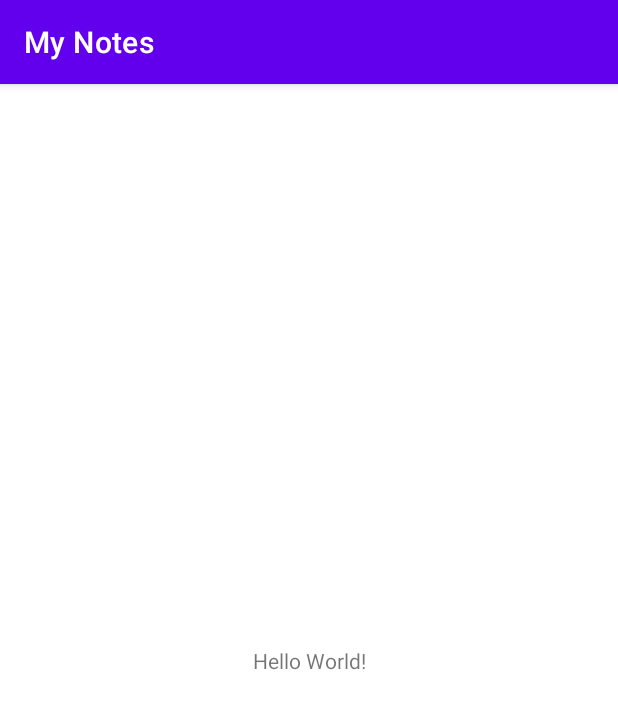
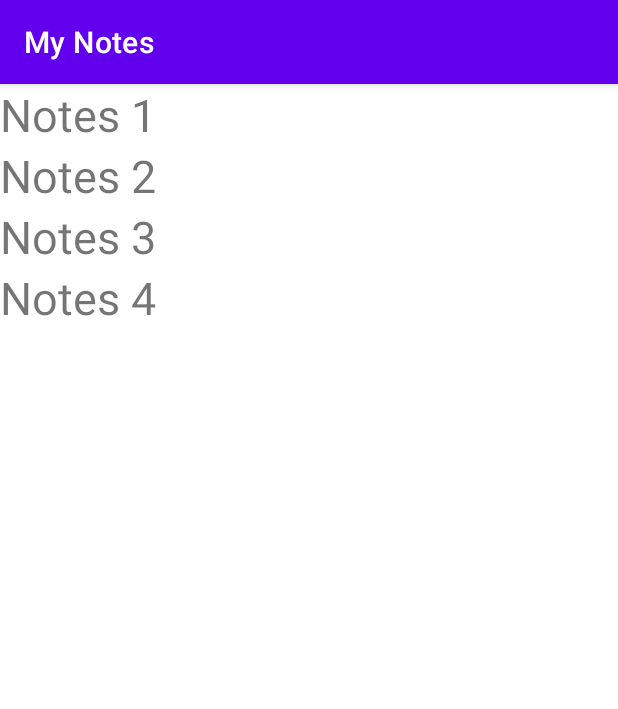
Before and after one commit to doctorjohns/MyNotes, an Android app: the screen it shows after launch (MainActivity), on a phone screen of 412 x 824 dp. Shown: the top 709 px of the screen. Run offline under Robolectric (Android 15) with nearby library versions, the phone set to English and light mode, and no system bars.

Commit message:
add fragments

```diff
--- a/app/build.gradle
+++ b/app/build.gradle
@@ -33,6 +33,8 @@ dependencies {
     implementation 'androidx.appcompat:appcompat:1.2.0'
     implementation 'com.google.android.material:material:1.3.0'
     implementation 'androidx.constraintlayout:constraintlayout:2.0.4'
+    implementation 'androidx.legacy:legacy-support-v4:1.0.0'
+    implementation 'org.jetbrains:annotations:15.0'
     testImplementation 'junit:junit:4.+'
     androidTestImplementation 'androidx.test.ext:junit:1.1.2'
     androidTestImplementation 'androidx.test.espresso:espresso-core:3.3.0'
--- a/app/src/main/AndroidManifest.xml
+++ b/app/src/main/AndroidManifest.xml
@@ -9,6 +9,7 @@
         android:roundIcon="@mipmap/ic_launcher_round"
         android:supportsRtl="true"
         android:theme="@style/Theme.MyNotes">
+        <activity android:name=".NoteContentActivity"></activity>
         <activity android:name=".MainActivity">
             <intent-filter>
                 <action android:name="android.intent.action.MAIN" />
--- /dev/null
+++ b/app/src/main/java/xyz/gudkov/android1/mynotes/NotesFragment.java
@@ -0,0 +1,49 @@
+package xyz.gudkov.android1.mynotes;
+
+import android.content.Intent;
+import android.os.Bundle;
+
+import androidx.fragment.app.Fragment;
+
+import android.view.LayoutInflater;
+import android.view.View;
+import android.view.ViewGroup;
+import android.widget.FrameLayout;
+import android.widget.LinearLayout;
+import android.widget.TextView;
+
+import org.jetbrains.annotations.NotNull;
+import org.jetbrains.annotations.Nullable;
+
+public class NotesFragment extends Fragment {
+    @Override
+    public View onCreateView (LayoutInflater inflater, ViewGroup container, Bundle savedInstanceState) {
+        return inflater.inflate(R.layout.fragment_notes, container, false);
+    }
+    @Override
+    public void onViewCreated (@NotNull View view, @Nullable Bundle savedInstanceState) {
+        super.onViewCreated(view,savedInstanceState);
+        initList(view);
+    }
+
+    private void initList(View view) {
+        LinearLayout layoutView = (LinearLayout)view;
+        String[] notes = getResources().getStringArray(R.array.notes);
+        for (int i = 0; i < notes.length ; i++) {
+            String note = notes[i];
+            TextView tv = new TextView(getContext());
+            tv.setText(note);
+            tv.setTextSize(30);
+            layoutView.addView(tv);
+            final  int fi = i;
+            tv.setOnClickListener(v -> showNoteContent(fi));
+        }
+    }
+
+    private void showNoteContent(int index) {
+        Intent intent = new Intent();
+        intent.setClass(getActivity(), NoteContentActivity.class);
+        intent.putExtra(NoteContentFragment.ARG_INDEX, index);
+        startActivity(intent);
+    }
+}
--- /dev/null
+++ b/app/src/main/res/layout-land/activity_main.xml
@@ -0,0 +1,19 @@
+<?xml version="1.0" encoding="utf-8"?>
+<LinearLayout xmlns:android="http://schemas.android.com/apk/res/android"
+    android:orientation="horizontal"
+    android:layout_width="match_parent"
+    android:layout_height="match_parent">
+
+    <fragment android:name="xyz.gudkov.android1.mynotes.NotesFragment"
+        android:id="@+id/cities"
+        android:layout_weight="1"
+        android:layout_width="0px"
+        android:layout_height="match_parent" />
+    <FrameLayout
+        android:id="@+id/note_content"
+        android:layout_width="0px"
+        android:layout_height="match_parent"
+        android:layout_weight="1"
+        android:background="?android:attr/detailsElementBackground"/>
+
+</LinearLayout>
--- a/app/src/main/res/layout/activity_main.xml
+++ b/app/src/main/res/layout/activity_main.xml
@@ -1,18 +1,12 @@
 <?xml version="1.0" encoding="utf-8"?>
-<androidx.constraintlayout.widget.ConstraintLayout xmlns:android="http://schemas.android.com/apk/res/android"
-    xmlns:app="http://schemas.android.com/apk/res-auto"
-    xmlns:tools="http://schemas.android.com/tools"
+<FrameLayout xmlns:android="http://schemas.android.com/apk/res/android"
     android:layout_width="match_parent"
-    android:layout_height="match_parent"
-    tools:context=".MainActivity">
+    android:layout_height="match_parent">
 
-    <TextView
-        android:layout_width="wrap_content"
-        android:layout_height="wrap_content"
-        android:text="Hello World!"
-        app:layout_constraintBottom_toBottomOf="parent"
-        app:layout_constraintLeft_toLeftOf="parent"
-        app:layout_constraintRight_toRightOf="parent"
-        app:layout_constraintTop_toTopOf="parent" />
+    <fragment
+        android:id="@+id/notes"
+        android:name="xyz.gudkov.android1.mynotes.NotesFragment"
+        android:layout_width="match_parent"
+        android:layout_height="match_parent" />
 
-</androidx.constraintlayout.widget.ConstraintLayout>
+</FrameLayout>
--- /dev/null
+++ b/app/src/main/res/layout/fragment_notes.xml
@@ -0,0 +1,10 @@
+<?xml version="1.0" encoding="utf-8"?>
+<LinearLayout xmlns:android="http://schemas.android.com/apk/res/android"
+    xmlns:tools="http://schemas.android.com/tools"
+    android:layout_width="match_parent"
+    android:layout_height="match_parent"
+    android:orientation="vertical"
+    tools:context=".NotesFragment">
+
+
+</LinearLayout>
--- /dev/null
+++ b/app/src/main/res/values/arrays.xml
@@ -0,0 +1,16 @@
+<?xml version="1.0" encoding="utf-8"?>
+<resources>
+    <string-array name="notes">
+        <item>Notes 1</item>
+        <item>Notes 2</item>
+        <item>Notes 3</item>
+        <item>Notes 4</item>
+
+    </string-array>
+    <string-array name="noteContent">
+        <item>1orem ipsum dolor sit amet, consectetur adipiscing elit. Suspendisse et sapien lobortis, tempor neque at, aliquet urna. Vestibulum dictum tempor ligula, at aliquet ligula aliquam ac. Etiam viverra pulvinar massa, maximus rutrum augue hendrerit sit amet. Fusce et quam mattis, ornare metus id, eleifend mauris. Vestibulum ultricies enim a erat consectetur vestibulum. Proin ultricies, libero sed tristique pharetra, sapien mi sodales diam, a porta purus nisl at arcu. Curabitur aliquam lacus quis tortor vestibulum, quis commodo risus dignissim. Sed faucibus turpis vitae ligula malesuada, in lacinia risus interdum.</item>
+        <item>2orem ipsum dolor sit amet, consectetur adipiscing elit. Suspendisse et sapien lobortis, tempor neque at, aliquet urna. Vestibulum dictum tempor ligula, at aliquet ligula aliquam ac. Etiam viverra pulvinar massa, maximus rutrum augue hendrerit sit amet. Fusce et quam mattis, ornare metus id, eleifend mauris. Vestibulum ultricies enim a erat consectetur vestibulum. Proin ultricies, libero sed tristique pharetra, sapien mi sodales diam, a porta purus nisl at arcu. Curabitur aliquam lacus quis tortor vestibulum, quis commodo risus dignissim. Sed faucibus turpis vitae ligula malesuada, in lacinia risus interdum.</item>
+        <item>3orem ipsum dolor sit amet, consectetur adipiscing elit. Suspendisse et sapien lobortis, tempor neque at, aliquet urna. Vestibulum dictum tempor ligula, at aliquet ligula aliquam ac. Etiam viverra pulvinar massa, maximus rutrum augue hendrerit sit amet. Fusce et quam mattis, ornare metus id, eleifend mauris. Vestibulum ultricies enim a erat consectetur vestibulum. Proin ultricies, libero sed tristique pharetra, sapien mi sodales diam, a porta purus nisl at arcu. Curabitur aliquam lacus quis tortor vestibulum, quis commodo risus dignissim. Sed faucibus turpis vitae ligula malesuada, in lacinia risus interdum.</item>
+        <item>4orem ipsum dolor sit amet, consectetur adipiscing elit. Suspendisse et sapien lobortis, tempor neque at, aliquet urna. Vestibulum dictum tempor ligula, at aliquet ligula aliquam ac. Etiam viverra pulvinar massa, maximus rutrum augue hendrerit sit amet. Fusce et quam mattis, ornare metus id, eleifend mauris. Vestibulum ultricies enim a erat consectetur vestibulum. Proin ultricies, libero sed tristique pharetra, sapien mi sodales diam, a porta purus nisl at arcu. Curabitur aliquam lacus quis tortor vestibulum, quis commodo risus dignissim. Sed faucibus turpis vitae ligula malesuada, in lacinia risus interdum.</item>
+    </string-array>
+</resources>
--- a/app/src/main/res/values/strings.xml
+++ b/app/src/main/res/values/strings.xml
@@ -1,3 +1,5 @@
 <resources>
     <string name="app_name">My Notes</string>
+    <!-- TODO: Remove or change this placeholder text -->
+    <string name="hello_blank_fragment">Hello blank fragment</string>
 </resources>
```
Also changed, not shown: app/src/main/java/xyz/gudkov/android1/mynotes/NoteContentActivity.java (added, +27 -0 lines), app/src/main/java/xyz/gudkov/android1/mynotes/NoteContentFragment.java (added, +48 -0 lines), app/src/main/res/layout/activity_note_content.xml (added, +10 -0 lines), app/src/main/res/layout/fragment_note_content.xml (added, +14 -0 lines).
